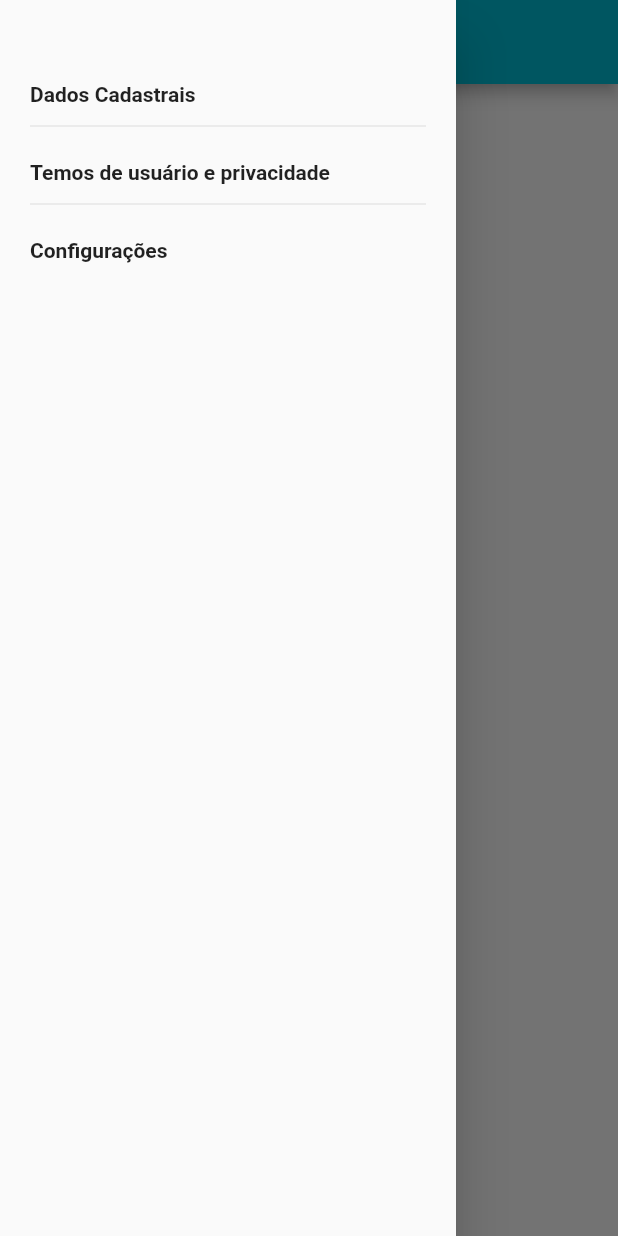
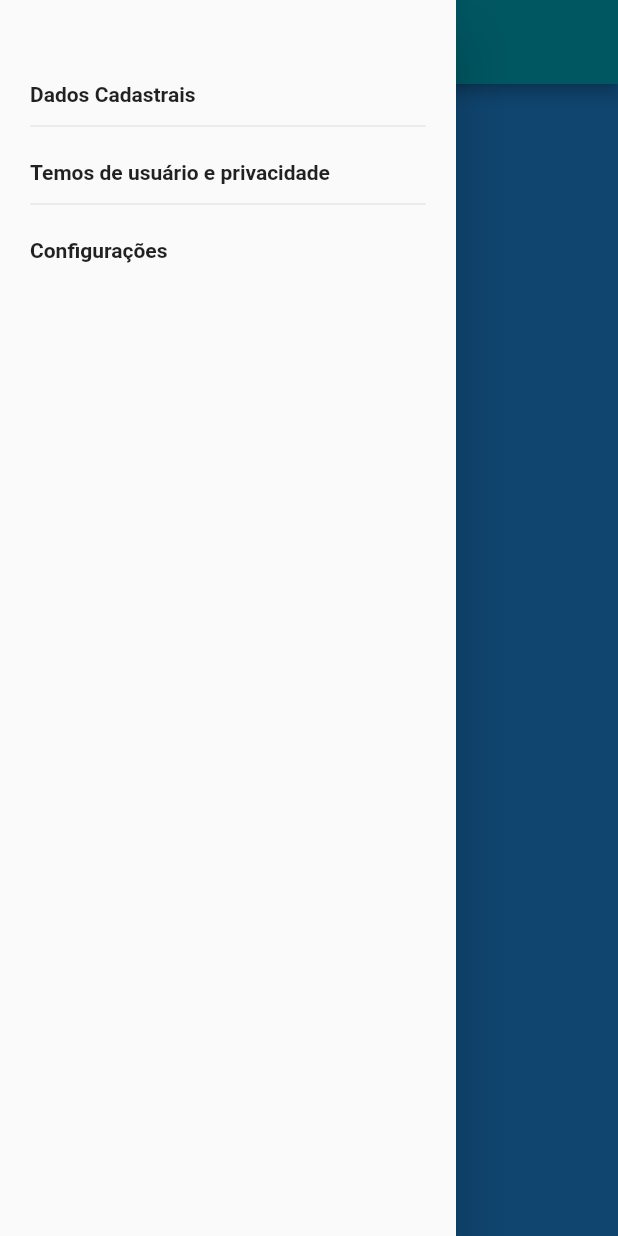
Before and after one commit to marcoskings/trilhaApp, a Flutter app: the MainPage screen opened directly, with the side drawer open, on a phone screen of 412 x 824 dp. Run offline on Flutter 3.47's test engine with Material 2 defaults, Android fonts, the phone set to English and light mode, and no system bars; our stand-ins replace google_fonts; network calls fail.

```diff
--- a/lib/pages/main_page.dart
+++ b/lib/pages/main_page.dart
@@ -1,5 +1,8 @@
 import 'package:flutter/material.dart';
 import 'package:trilhaapp/pages/dados_cadastrais.dart';
+import 'package:trilhaapp/pages/pagina1.dart';
+import 'package:trilhaapp/pages/pagina2.dart';
+import 'package:trilhaapp/pages/pagina3.dart';
 
 class MainPage extends StatefulWidget {
   const MainPage({super.key});
@@ -69,8 +72,12 @@ class _MainPageState extends State<MainPage> {
           ),
         ),
       ),
-      body: const Center(
-        child: Text("Login efetuado"),
+      body:  PageView(
+        children: const [
+          Pagina1(),
+          Pagina2(),
+          Pagina3(),
+        ],
       ),
     );
   }
--- /dev/null
+++ b/lib/pages/pagina1.dart
@@ -0,0 +1,17 @@
+import 'package:flutter/material.dart';
+
+class Pagina1 extends StatefulWidget {
+  const Pagina1({super.key});
+
+  @override
+  State<Pagina1> createState() => _Pagina1State();
+}
+
+class _Pagina1State extends State<Pagina1> {
+  @override
+  Widget build(BuildContext context) {
+    return  Container(
+      color: Colors.blue,
+    );
+  }
+}
```
Also changed, not shown: lib/pages/pagina2.dart (added, +17 -0 lines), lib/pages/pagina3.dart (added, +17 -0 lines).
